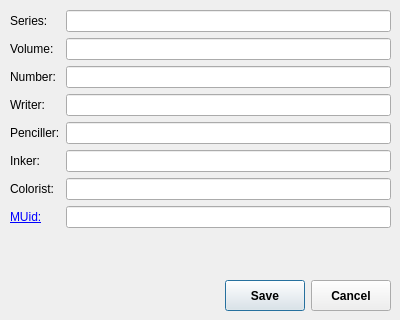
Qt form gui/MetaEditor-Linux.ui (ciromattia/kcc) before a commit.
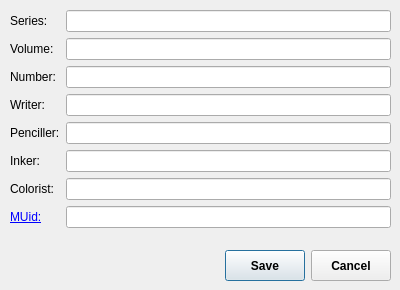
The same form after that commit. Icons and pictures are not drawn.

```diff
--- a/gui/MetaEditor-Linux.ui
+++ b/gui/MetaEditor-Linux.ui
@@ -7,19 +7,19 @@
     <x>0</x>
     <y>0</y>
     <width>400</width>
-    <height>320</height>
+    <height>290</height>
    </rect>
   </property>
   <property name="minimumSize">
    <size>
     <width>400</width>
-    <height>320</height>
+    <height>290</height>
    </size>
   </property>
   <property name="maximumSize">
    <size>
     <width>400</width>
-    <height>320</height>
+    <height>290</height>
    </size>
   </property>
   <property name="windowTitle">
@@ -33,7 +33,7 @@
    <property name="geometry">
     <rect>
      <x>10</x>
-     <y>280</y>
+     <y>250</y>
      <width>381</width>
      <height>31</height>
     </rect>
@@ -49,7 +49,7 @@
       </property>
       <property name="font">
        <font>
-        <pointsize>10</pointsize>
+        <pointsize>9</pointsize>
         <weight>75</weight>
         <bold>true</bold>
        </font>
@@ -113,7 +113,7 @@
      <x>10</x>
      <y>10</y>
      <width>381</width>
-     <height>271</height>
+     <height>241</height>
     </rect>
    </property>
    <widget class="QWidget" name="formLayoutWidget">
```
Left out of the diff: 5 changed lines with no effect on the pictures.
